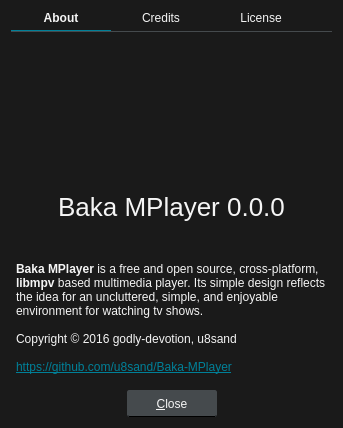
Before: the Qt Designer form src/ui/aboutdialog.ui in u8sand/Baka-MPlayer, drawn with Qt 5.
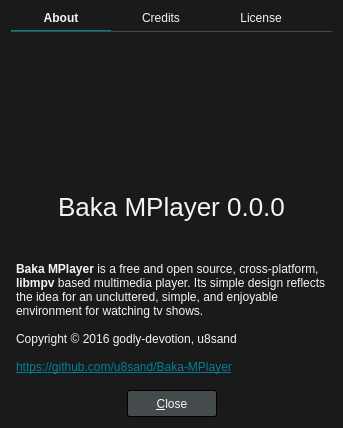
After: the same form once the commit is applied. Icons and pictures are not drawn.

```diff
--- a/src/ui/aboutdialog.ui
+++ b/src/ui/aboutdialog.ui
@@ -28,8 +28,7 @@
 
 QPushButton {
 	background: #454A4D;
-	border: 1px solid #454A4D;
-	border-bottom: 1px solid black;
+	border: 1px solid #000;
 	border-radius: 2px;
 	color: whitesmoke;
 	min-width: 76px;
```
